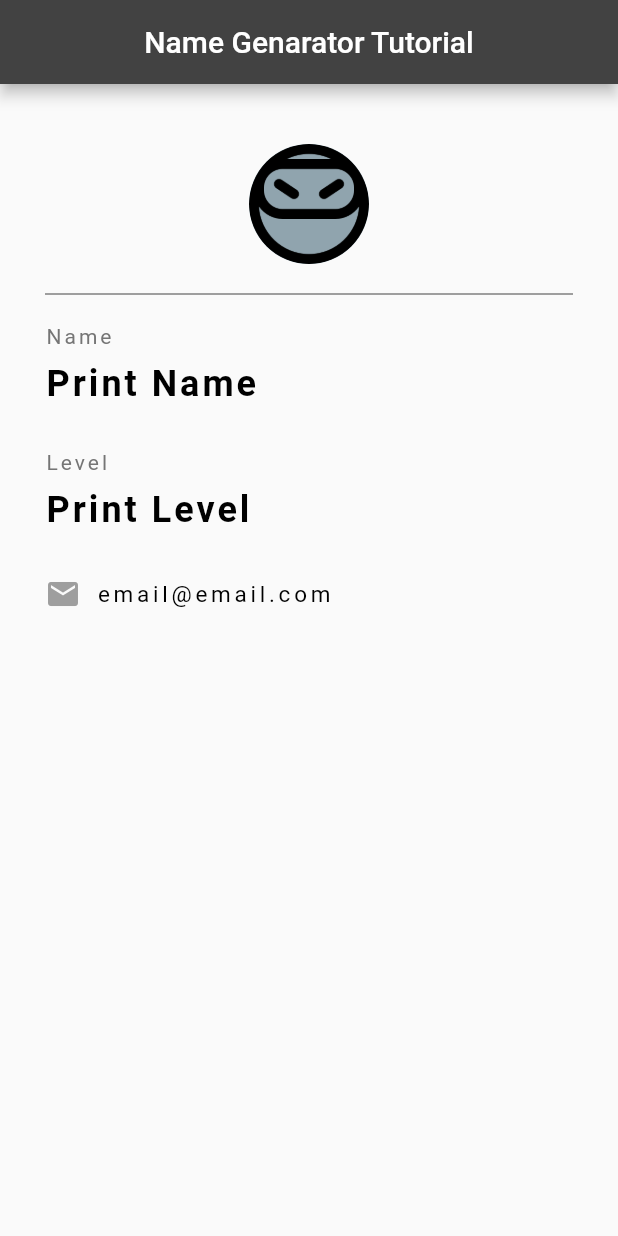
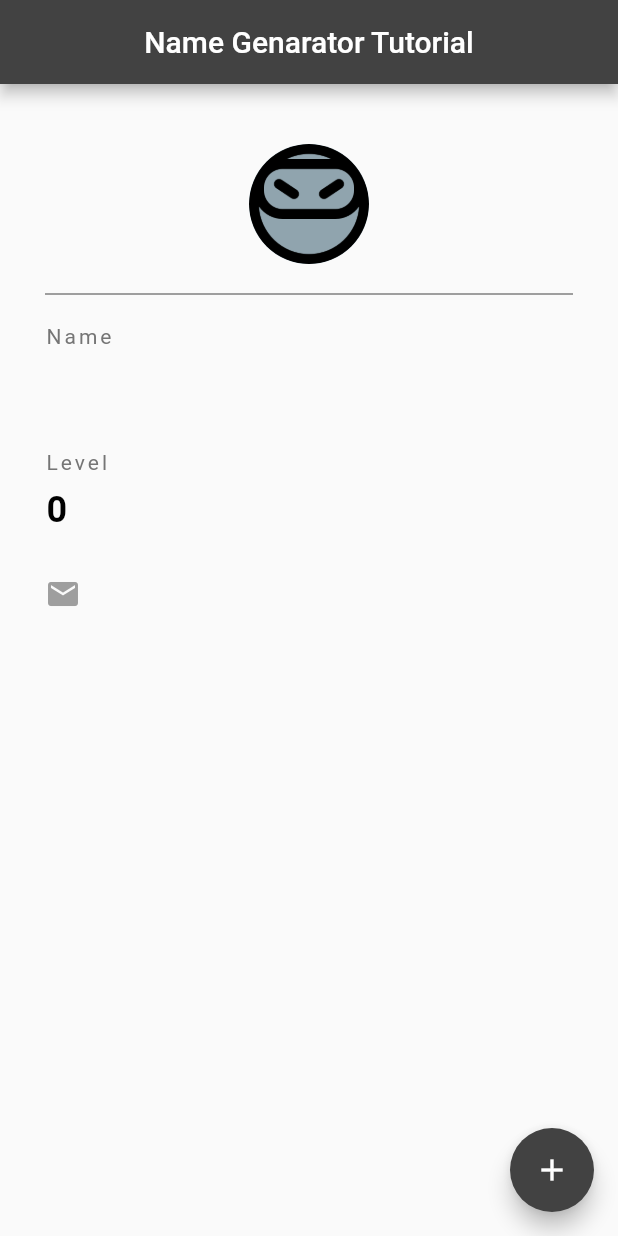
Before and after one commit to cryptoplatypus/Name-Generator-Tutorial, a Flutter app: the screen it shows after launch, on a phone screen of 412 x 824 dp. Run offline on Flutter 3.47's test engine with Material 2 defaults, Android fonts, the phone set to English and light mode, and no system bars.

Commit message:
Converted to Stateful widget. Added button and comment list.

```diff
--- a/lib/main.dart
+++ b/lib/main.dart
@@ -13,13 +13,35 @@ class NameGenApp extends StatelessWidget {
   }
 }
 
-class NameGenHome extends StatelessWidget {
+class NameGenHome extends StatefulWidget {
+  @override
+  _NameGenHomeState createState() => _NameGenHomeState();
+}
+
+class _NameGenHomeState extends State<NameGenHome> {
+  String name = "";
+  int level = 0;
+  String mail = "";
+  List<String> comments = [];
+
   @override
   Widget build(BuildContext context) {
     return Scaffold(
       appBar: AppBar(
         title: Text("Name Genarator Tutorial"),
         centerTitle: true,
+        backgroundColor: Colors.grey[800],
+      ),
+      floatingActionButton: FloatingActionButton(
+        onPressed: () {
+          setState(() {
+            name = "Test name";
+            level += 1;
+            mail = "email@test.com";
+            comments.add('Test comment $level');
+          });
+        },
+        child: Icon(Icons.add),
         backgroundColor: Colors.grey[800],
       ),
       body: Padding(
@@ -49,7 +71,7 @@ class NameGenHome extends StatelessWidget {
               height: 10.0,
             ),
             Text(
-              'Print Name',
+              '$name',
               style: TextStyle(
                 color: Colors.black,
                 letterSpacing: 2.0,
@@ -71,7 +93,7 @@ class NameGenHome extends StatelessWidget {
               height: 10.0,
             ),
             Text(
-              'Print Level',
+              '$level',
               style: TextStyle(
                 color: Colors.black,
                 letterSpacing: 2.0,
@@ -92,7 +114,7 @@ class NameGenHome extends StatelessWidget {
                   width: 10.0,
                 ),
                 Text(
-                  'email@email.com',
+                  '$mail',
                   style: TextStyle(
                     color: Colors.black,
                     fontSize: 15.0,
@@ -101,6 +123,13 @@ class NameGenHome extends StatelessWidget {
                 )
               ],
             ),
+            SizedBox(
+              height: 30.0,
+            ),
+            Column(
+              children: comments.map((comment) => Text(comment)).toList(),
+              crossAxisAlignment: CrossAxisAlignment.start,
+              ),
           ],
         ),
       ),
```
